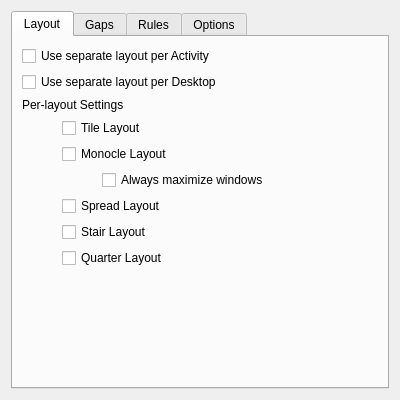
Qt form res/config.ui (Bismuth-Forge/bismuth) before a commit.
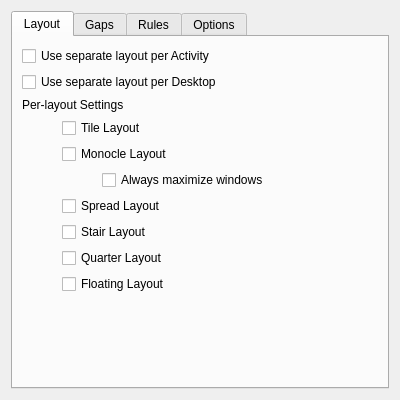
The same form after that commit.

Commit message:
expose `FloatingLayout` to user (#43)
 * add `enableFloatingLayout` to config
 * note that the static instance of `FloatingLayout` is kept, and is
   still used on ignored screens/activities.

Diff of the .ui file:
```diff
--- a/res/config.ui
+++ b/res/config.ui
@@ -126,6 +126,13 @@
            </property>
           </widget>
          </item>
+         <item>
+          <widget class="QCheckBox" name="kcfg_enableFloatingLayout">
+           <property name="text">
+            <string>Floating Layout</string>
+           </property>
+          </widget>
+         </item>
         </layout>
        </item>
        <item>
```
The commit also changes 6 other files.
